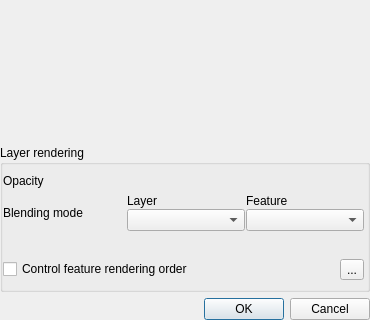
Old version of the form src/ui/qgsrendererv2propsdialogbase.ui in the repository qgis/QGIS; both pictures show x 0 to 370 and y 181 to 501 of the 370 by 501 pixel window.
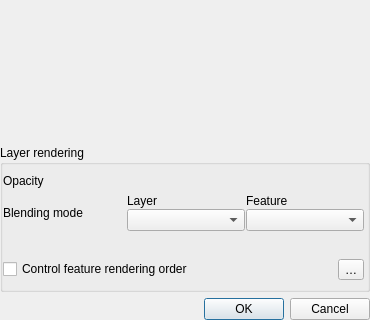
New version of the form. Icons and pictures are not drawn. Custom widgets are drawn as their Qt base class.

```diff
--- a/src/ui/qgsrendererv2propsdialogbase.ui
+++ b/src/ui/qgsrendererv2propsdialogbase.ui
@@ -180,7 +180,7 @@
               <item>
                <widget class="QToolButton" name="btnOrderBy">
                 <property name="text">
-                 <string>...</string>
+                 <string>…</string>
                 </property>
                 <property name="icon">
                  <iconset resource="../../images/images.qrc">
```
